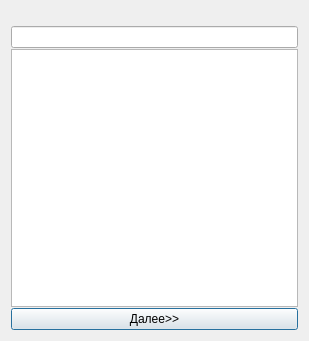
Above: testingdialog.ui from IlyaBoykoProgr/UniTestor before the change. Below: the same form after it.
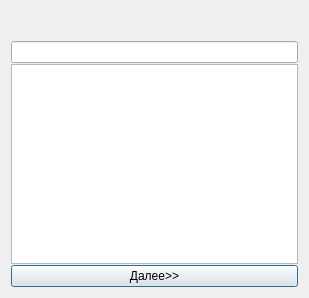
That is the form after the change.

Patch:
```diff
--- a/testingdialog.ui
+++ b/testingdialog.ui
@@ -7,7 +7,7 @@
     <x>0</x>
     <y>0</y>
     <width>309</width>
-    <height>341</height>
+    <height>293</height>
    </rect>
   </property>
   <property name="windowTitle">
@@ -20,11 +20,21 @@
    <item>
     <widget class="QLabel" name="l_question"/>
    </item>
+   <item>
+    <widget class="QLabel" name="l_tip"/>
+   </item>
    <item>
     <widget class="QLineEdit" name="form_input"/>
    </item>
    <item>
-    <widget class="QListWidget" name="form"/>
+    <widget class="QListWidget" name="form">
+     <property name="minimumSize">
+      <size>
+       <width>0</width>
+       <height>200</height>
+      </size>
+     </property>
+    </widget>
    </item>
    <item>
     <layout class="QHBoxLayout" name="horizontalLayout">
```
